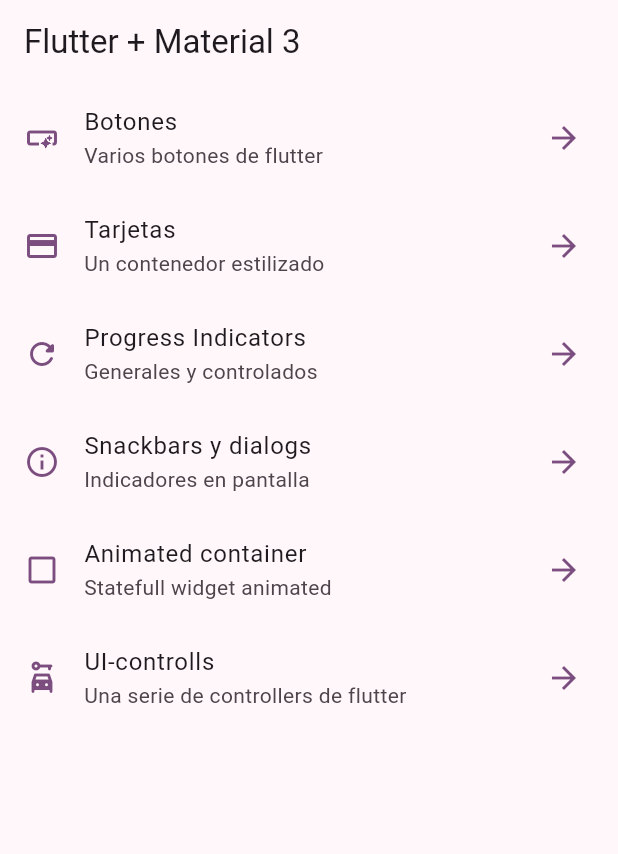
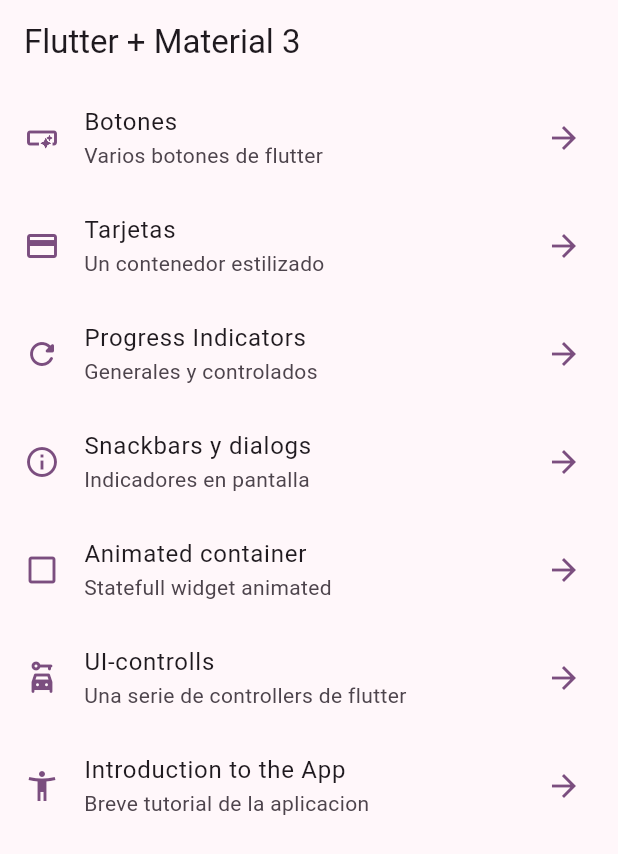
Before and after one commit to davidruc/widgets_app, a Flutter app: the screen it shows after launch, on a phone screen of 412 x 824 dp. Shown: the top 854 px of the screen. Run offline on Flutter 3.47's test engine with Material 3 defaults, Android fonts, the phone set to English and light mode, and no system bars; our stand-ins replace go_router.

Commit message:
feat: :sparkles: router of the tutorial screen

```diff
--- a/lib/config/menu-items/menu_items.dart
+++ b/lib/config/menu-items/menu_items.dart
@@ -55,4 +55,10 @@ const appMenuItems = <MenuItem>[
       url: "/uiControllos",
       icon: Icons.car_rental_rounded
     ),
+    MenuItem(
+      title: "Introduction to the App",
+      subTitle: "Breve tutorial de la aplicacion",
+      url: "/tutorial",
+      icon: Icons.accessibility_new_outlined
+    ),
 ];
--- a/lib/config/router/app_router.dart
+++ b/lib/config/router/app_router.dart
@@ -41,5 +41,10 @@ final router = GoRouter(
       name: UiControllsScreen.name,
       builder: (context, state) => const UiControllsScreen(),
     ),
+     GoRoute(
+      path: '/tutorial',
+      name: AppTutorialScreen.name,
+      builder: (context, state) => const AppTutorialScreen(),
+    ),
   ],
 );
```
